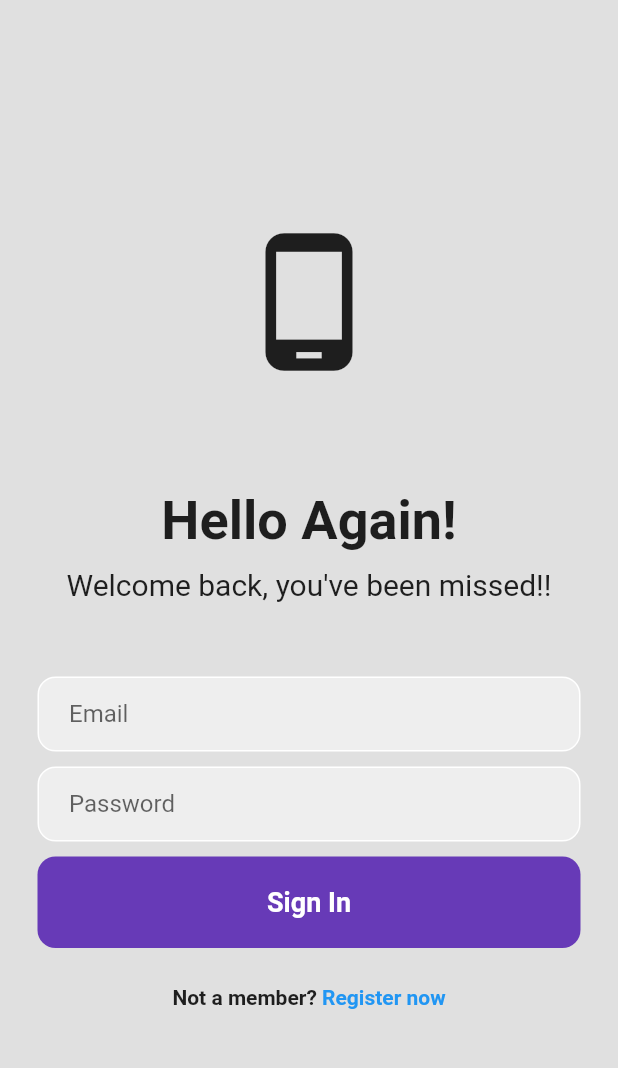
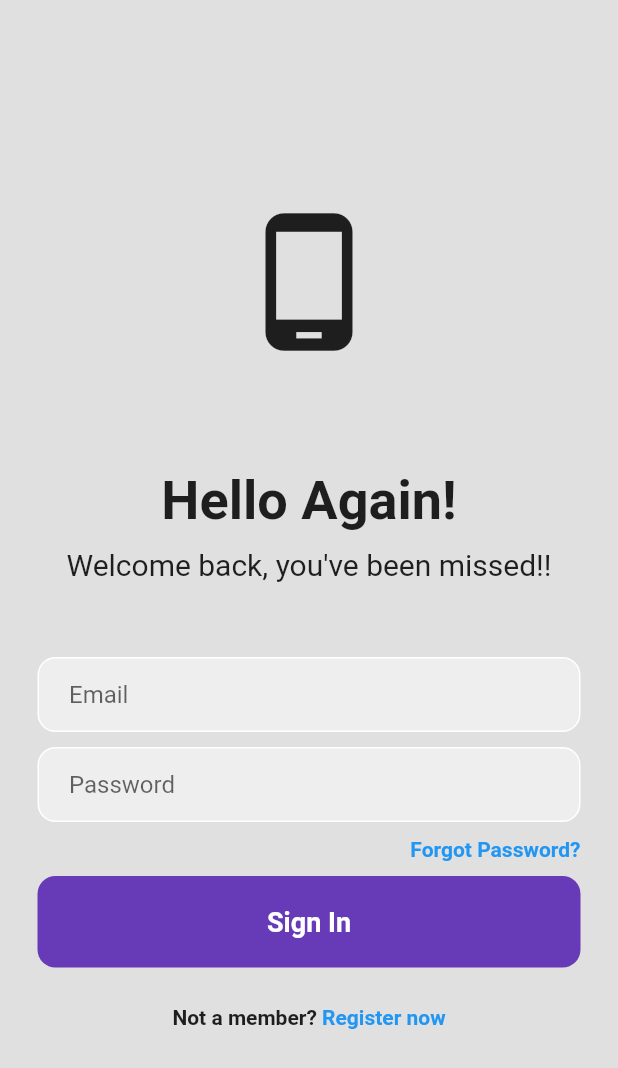
Before and after one commit to olenaaa/MAS-HW1, a Flutter app: the screen it shows after launch, on a phone screen of 412 x 824 dp. Shown: the top 1068 px of the screen. Run offline on Flutter 3.47's test engine with Material 2 defaults, Android fonts, the phone set to English and light mode, and no system bars; our stand-ins replace firebase_auth, firebase_core; accounts and stored records are empty; statements that could not run were skipped.

Commit message:
Add forgot password functionality

```diff
--- a/lib/pages/login_page.dart
+++ b/lib/pages/login_page.dart
@@ -2,6 +2,8 @@
 
 import 'package:firebase_auth/firebase_auth.dart';
 import 'package:flutter/material.dart';
+
+import 'forgot_pw_page.dart';
 
 class LoginPage extends StatefulWidget {
   final VoidCallback showRegisterPage;
@@ -108,6 +110,36 @@ class _LoginPageState extends State<LoginPage> {
                     ),
                     SizedBox(height: 10),
 
+                    Padding(
+                      padding: const EdgeInsets.symmetric(horizontal: 25.0),
+                      child: Row(
+                        mainAxisAlignment: MainAxisAlignment.end,
+                        children: [
+                          GestureDetector(
+                            onTap: () {
+                              Navigator.push(
+                                context,
+                                MaterialPageRoute(
+                                  builder: (context) {
+                                    return ForgotPasswordPage();
+                                  },
+                                ),
+                              );
+                            },
+                            child: Text(
+                              'Forgot Password?',
+                              style: TextStyle(
+                                color: Colors.blue,
+                                fontWeight: FontWeight.bold,
+                              ),
+                            ),
+                          ),
+                        ],
+                      ),
+                    ),
+
+                    SizedBox(height: 10),
+
                     // sign in button
                     Padding(
                       padding: const EdgeInsets.symmetric(horizontal: 25.0),
```
Also changed, not shown: lib/pages/forgot_pw_page.dart (added, +96 -0 lines).
